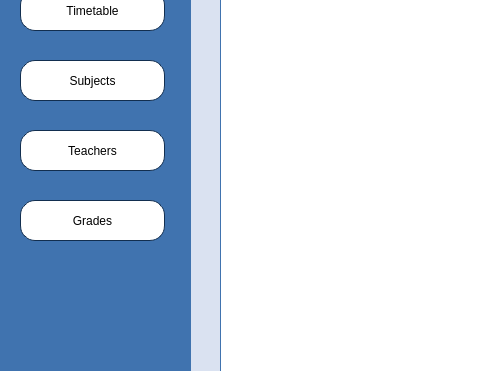
BeliaViktoria/Planner, file Planner/agendamain.ui: the form before one commit; both pictures show x 0 to 480 and y 160 to 531 of the 1000 by 650 pixel window.
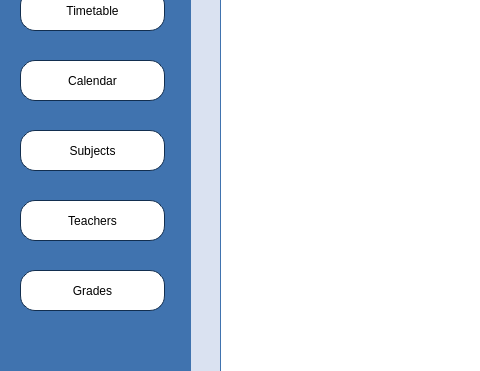
The form after the commit.

Commit message: Calendar window

What changed in the file:
```diff
--- a/Planner/agendamain.ui
+++ b/Planner/agendamain.ui
@@ -185,7 +185,7 @@
     <property name="geometry">
      <rect>
       <x>20</x>
-      <y>220</y>
+      <y>290</y>
       <width>145</width>
       <height>41</height>
      </rect>
@@ -207,7 +207,7 @@
     <property name="geometry">
      <rect>
       <x>20</x>
-      <y>290</y>
+      <y>360</y>
       <width>145</width>
       <height>41</height>
      </rect>
@@ -229,7 +229,7 @@
     <property name="geometry">
      <rect>
       <x>20</x>
-      <y>360</y>
+      <y>430</y>
       <width>145</width>
       <height>41</height>
      </rect>
@@ -269,6 +269,28 @@
      <string>Settings</string>
     </property>
    </widget>
+   <widget class="QPushButton" name="pushButton_Calendar">
+    <property name="geometry">
+     <rect>
+      <x>20</x>
+      <y>220</y>
+      <width>145</width>
+      <height>41</height>
+     </rect>
+    </property>
+    <property name="styleSheet">
+     <string notr="true">font: 14pt &quot;Gentium Book Basic&quot;;
+color: black;
+background: rgb(255, 255, 255);
+border-radius: 15px;
+border-style: solid;
+border-width: 1px;
+border-color:rgb(18, 46, 79);</string>
+    </property>
+    <property name="text">
+     <string>Calendar</string>
+    </property>
+   </widget>
    <zorder>pushButton_Overview</zorder>
    <zorder>pushButton_Timetable</zorder>
    <zorder>pushButton_Subjects</zorder>
```
Left out of the diff: 1 changed line with no effect on the pictures. The commit also changes 6 other files.
